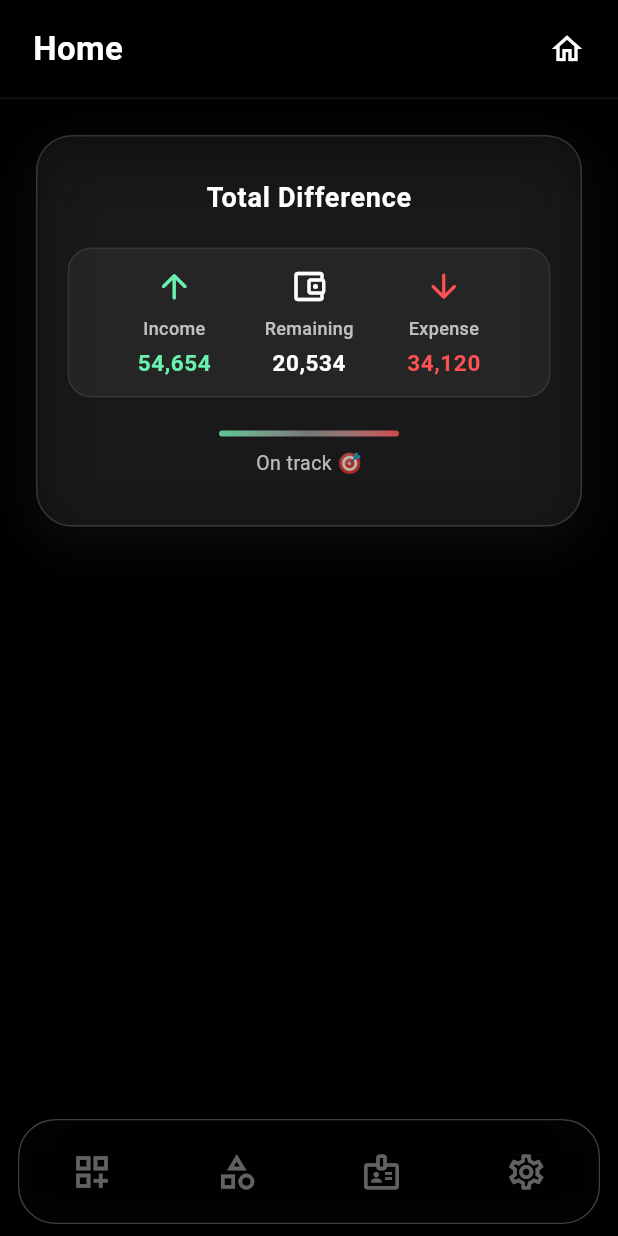
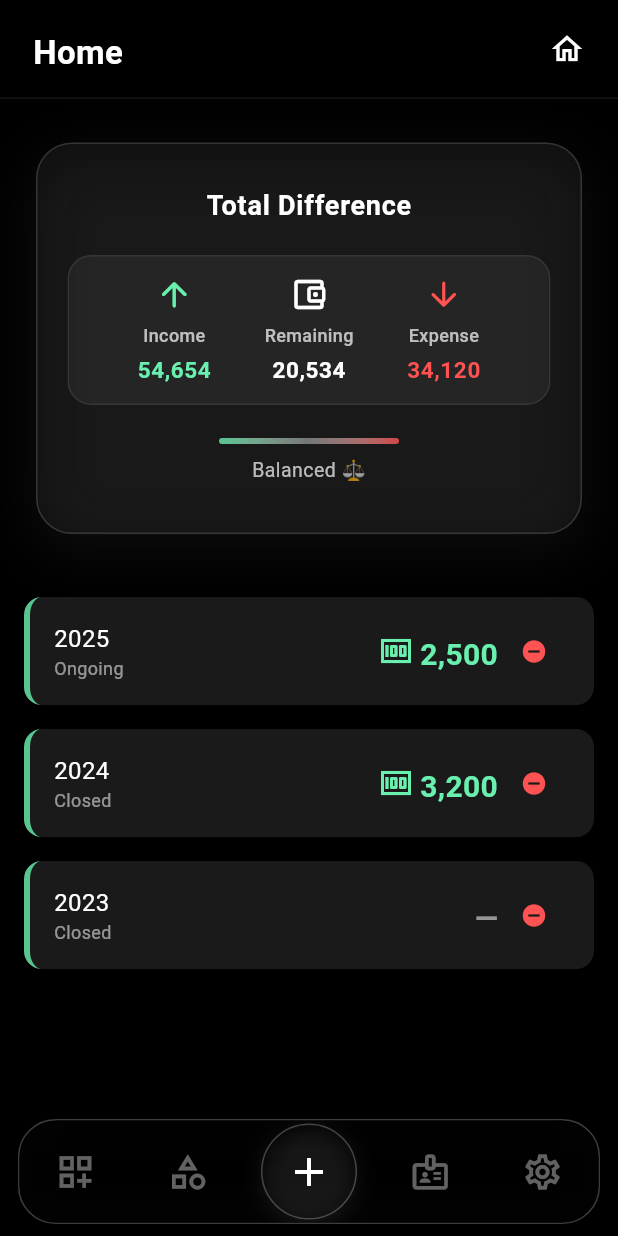
Before and after one commit to DisasterUnknown/WalletZip, a Flutter app: the screen it shows after launch, on a phone screen of 412 x 824 dp. Run offline on Flutter 3.47's test engine with Material 3 defaults, Android fonts, the phone set to English and light mode, and no system bars; our stand-ins replace shared_preferences.

Commit message:
added yearly prices to the app

```diff
--- a/lib/ui/screens/views/home_screen.dart
+++ b/lib/ui/screens/views/home_screen.dart
@@ -1,10 +1,46 @@
+import 'dart:ui';
+import 'package:expenso/services/routing_service.dart';
 import 'package:expenso/ui/widgets/bottom_nav_bar.dart';
 import 'package:expenso/ui/widgets/custom_app_bar.dart';
 import 'package:expenso/ui/widgets/status_card.dart';
 import 'package:flutter/material.dart';
 
-class HomeScreen extends StatelessWidget {
+class HomeScreen extends StatefulWidget {
   const HomeScreen({super.key});
+
+  @override
+  State<HomeScreen> createState() => _HomeScreenState();
+}
+
+class _HomeScreenState extends State<HomeScreen> {
+  List<Map<String, String>> yearCards = [
+    {"year": "2025", "price": "2,500"},
+    {"year": "2024", "price": "3,200"},
+    {"year": "2023", "price": ""},
+  ];
+
+  void _addYearCard() {
+    setState(() {
+      final latestYear = int.parse(yearCards.first['year'] ?? "2025");
+      yearCards.insert(0, {"year": (latestYear + 1).toString(), "price": ""});
+    });
+  }
+
+  void _removeYearCard(int index) {
+    if (yearCards[index]['price'] == null ||
+        yearCards[index]['price']!.isEmpty) {
+      setState(() {
+        yearCards.removeAt(index);
+      });
+    } else {
+      ScaffoldMessenger.of(context).showSnackBar(
+        const SnackBar(
+          content: Text("Cannot remove a year with price!"),
+          duration: Duration(seconds: 2),
+        ),
+      );
+    }
+  }
 
   @override
   Widget build(BuildContext context) {
@@ -18,22 +54,121 @@ class HomeScreen extends StatelessWidget {
         child: Center(
           child: Column(
             children: [
-              BudgetCard(
+              const SizedBox(height: 5),
+
+              // BudgetCard
+              const BudgetCard(
                 title: "Total Difference",
-                income: "54654",
-                expense: "34120",
-                remaining: "20534",
+                income: "54,654",
+                expense: "34,120",
+                remaining: "20,534",
               ),
+              const SizedBox(height: 10),
+
+              // Year-Price Cards
+              ...List.generate(yearCards.length, (index) {
+                final card = yearCards[index];
+                final year = int.tryParse(card['year'] ?? "") ?? 0;
+                final currentYear = DateTime.now().year;
+
+                String status;
+                if (year > currentYear) {
+                  status = "Pending";
+                } else if (year == currentYear) {
+                  status = "Ongoing";
+                } else {
+                  status = "Closed";
+                }
+
+                return GestureDetector(
+                  onTap: () async => await RoutingService().navigateWithoutAnimationTo(RoutingService.monthlyExpenses),
+                  child: Container(
+                    margin: const EdgeInsets.symmetric(
+                      horizontal: 16,
+                      vertical: 8,
+                    ),
+                    padding: const EdgeInsets.symmetric(
+                      vertical: 12,
+                      horizontal: 16,
+                    ),
+                    decoration: BoxDecoration(
+                      color: Colors.white.withValues(alpha: 0.1),
+                      borderRadius: BorderRadius.circular(12),
+                      border: Border(
+                        left: BorderSide(
+                          color: Colors.greenAccent.withValues(alpha: 0.8),
+                          width: 4,
+                        ),
+                      ),
+                    ),
+                    child: Row(
+                      mainAxisAlignment: MainAxisAlignment.spaceBetween,
+                      children: [
+                        Column(
+                          crossAxisAlignment: CrossAxisAlignment.start,
+                          children: [
+                            Text(
+                              card['year'] ?? "",
+                              style: const TextStyle(
+                                color: Colors.white,
+                                fontSize: 16,
+                              ),
+                            ),
+                            Text(
+                              status,
+                              style: const TextStyle(
+                                color: Colors.white54,
+                                fontSize: 12,
+                              ),
+                            ),
+                          ],
+                        ),
+                        Row(
+                          crossAxisAlignment: CrossAxisAlignment.center,
+                          children: [
+                            if (card['price']!.isNotEmpty)
+                              Icon(
+                                Icons.money_outlined,
+                                color: Colors.greenAccent,
+                              ),
+                            const SizedBox(width: 4),
+                            Padding(
+                              padding: EdgeInsetsGeometry.only(top: 6),
+                              child: Text(
+                                card['price']!.isEmpty ? "—" : card['price']!,
+                                style: TextStyle(
+                                  color: card['price']!.isEmpty
+                                      ? Colors.white54
+                                      : Colors.greenAccent,
+                                  fontSize: 20,
+                                  fontWeight: FontWeight.bold,
+                                ),
+                              ),
+                            ),
+                            IconButton(
+                              icon: const Icon(
+                                Icons.remove_circle,
+                                color: Colors.redAccent,
+                                size: 18,
+                              ),
+                              onPressed: () => _removeYearCard(index),
+                            ),
+                          ],
+                        ),
+                      ],
+                    ),
+                  ),
+                );
+              }),
+              const SizedBox(height: 20),
             ],
           ),
         ),
       ),
       bottomNavigationBar: BottomNavBar(
         tabIndex: 6,
-        showAdd: false,
-        onAddPressed: () {
-          print("Add tapped on Home");
-        },
+        showAdd: true,
+        onAddPressed: _addYearCard,
       ),
     );
   }
--- a/lib/ui/widgets/custom_app_bar.dart
+++ b/lib/ui/widgets/custom_app_bar.dart
@@ -67,6 +67,7 @@ class CustomAppBar extends StatelessWidget implements PreferredSizeWidget {
                         left: sideMargin,
                         right: sideMargin,
                       ),
+                      padding: EdgeInsets.only(top: 5),
                       child: Text(
                         title,
                         maxLines: 1,
--- a/pubspec.yaml
+++ b/pubspec.yaml
@@ -36,7 +36,6 @@ dependencies:
   cupertino_icons: ^1.0.8
   shared_preferences: ^2.5.3
   intl: ^0.20.2
-  android_home_widget: ^0.5.0
 
 dev_dependencies:
   flutter_test:
```
